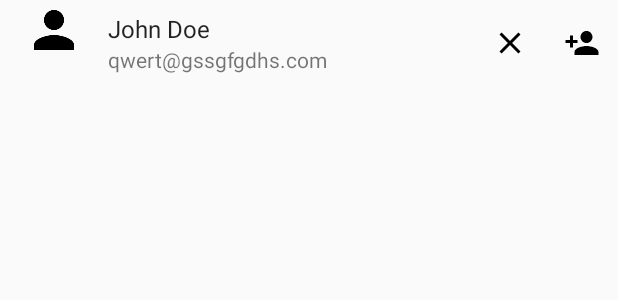
After one commit to nbmaltais/P6-WhereAreThey, an Android app: the layout item_contact_request.xml on its own in the app's theme, with its tools: preview values and no code run, on a phone screen of 412 x 824 dp. The commit adds this screen. Shown: the top 300 px of the screen. Run offline under Robolectric (Android 15) with nearby library versions, the phone set to English and light mode, and no system bars.

```diff
--- a/app/src/main/java/ca/nbsoft/whereareyou/widget/FabSnackbarBehavior.java
+++ b/app/src/main/java/ca/nbsoft/whereareyou/ui/views/FabSnackbarBehavior.java
@@ -1,4 +1,4 @@
-package ca.nbsoft.whereareyou.widget;
+package ca.nbsoft.whereareyou.ui.views;
 
 import android.animation.ValueAnimator;
 import android.content.Context;
--- a/app/src/main/java/ca/nbsoft/whereareyou/widget/FavoriteContactsWidgetConfigureActivity.java
+++ b/app/src/main/java/ca/nbsoft/whereareyou/widget/FavoriteContactsWidgetConfigureActivity.java
@@ -24,6 +24,7 @@ import butterknife.ButterKnife;
 import butterknife.OnClick;
 import ca.nbsoft.whereareyou.R;
 import ca.nbsoft.whereareyou.Utility.PreferenceUtils;
+import ca.nbsoft.whereareyou.common.ContactStatus;
 import ca.nbsoft.whereareyou.provider.contact.ContactColumns;
 import ca.nbsoft.whereareyou.provider.contact.ContactCursor;
 import ca.nbsoft.whereareyou.provider.contact.ContactSelection;
@@ -160,7 +161,7 @@ public class FavoriteContactsWidgetConfigureActivity extends Activity implements
     public Loader<Cursor> onCreateLoader(int id, Bundle args) {
         ContactSelection sel = new ContactSelection();
 
-        sel.account(mAccountName);
+        sel.account(mAccountName).and().status(ContactStatus.NONE);
         sel.orderByName();
 
         String[] projection = {ContactColumns.USERID,ContactColumns.NAME};
--- /dev/null
+++ b/app/src/main/res/drawable/ic_clear_24dp.xml
@@ -0,0 +1,9 @@
+<vector xmlns:android="http://schemas.android.com/apk/res/android"
+        android:width="24dp"
+        android:height="24dp"
+        android:viewportWidth="24.0"
+        android:viewportHeight="24.0">
+    <path
+        android:fillColor="#FF000000"
+        android:pathData="M19,6.41L17.59,5 12,10.59 6.41,5 5,6.41 10.59,12 5,17.59 6.41,19 12,13.41 17.59,19 19,17.59 13.41,12z"/>
+</vector>
--- /dev/null
+++ b/app/src/main/res/drawable/ic_person_add_24dp_black.xml
@@ -0,0 +1,9 @@
+<vector xmlns:android="http://schemas.android.com/apk/res/android"
+        android:width="24dp"
+        android:height="24dp"
+        android:viewportWidth="24.0"
+        android:viewportHeight="24.0">
+    <path
+        android:fillColor="#FF000000"
+        android:pathData="M15,12c2.21,0 4,-1.79 4,-4s-1.79,-4 -4,-4 -4,1.79 -4,4 1.79,4 4,4zm-9,-2V7H4v3H1v2h3v3h2v-3h3v-2H6zm9,4c-2.67,0 -8,1.34 -8,4v2h16v-2c0,-2.66 -5.33,-4 -8,-4z"/>
+</vector>
--- a/app/src/main/res/layout/fragment_contact_list.xml
+++ b/app/src/main/res/layout/fragment_contact_list.xml
@@ -44,7 +44,7 @@
         app:fab_addButtonColorPressed="@color/colorAccent"
         app:fab_addButtonPlusIconColor="@android:color/white"
         app:fab_labelsPosition="left"
-        app:layout_behavior="ca.nbsoft.whereareyou.widget.FabSnackbarBehavior"
+        app:layout_behavior="ca.nbsoft.whereareyou.ui.views.FabSnackbarBehavior"
         app:fab_labelStyle="@style/fab_menu_labels_style"
         >
 
--- /dev/null
+++ b/app/src/main/res/layout/item_contact_request.xml
@@ -0,0 +1,59 @@
+<?xml version="1.0" encoding="utf-8"?>
+<LinearLayout xmlns:android="http://schemas.android.com/apk/res/android"
+              xmlns:tools="http://schemas.android.com/tools"
+              android:layout_width="match_parent"
+              android:layout_height="wrap_content"
+              android:background="?android:attr/selectableItemBackground"
+              android:minHeight="@dimen/contact_item_height"
+              android:orientation="horizontal">
+
+    <ImageView
+        android:id="@+id/photo_view"
+        android:layout_width="@dimen/list_image_size"
+        android:layout_height="@dimen/list_image_size"
+        android:layout_marginLeft="@dimen/activity_horizontal_margin"
+        android:layout_marginRight="@dimen/activity_horizontal_margin"
+        android:scaleType="centerCrop"
+
+        android:src="@drawable/ic_person_black_48dp"/>
+
+    <LinearLayout
+        android:layout_width="0dp"
+        android:layout_weight="1"
+        android:layout_height="wrap_content"
+        android:orientation="vertical">
+
+        <TextView
+            android:id="@+id/name_view"
+            android:layout_width="match_parent"
+            android:layout_height="wrap_content"
+            android:layout_gravity="center_vertical"
+            android:paddingTop="@dimen/list_item_text_vertical_padding"
+            android:textAppearance="?attr/textAppearanceListItem"
+            tools:text="John Doe"/>
+
+        <TextView
+            android:id="@+id/email_view"
+            android:layout_width="match_parent"
+            android:layout_height="wrap_content"
+            android:layout_gravity="center_vertical"
+            android:paddingBottom="@dimen/list_item_text_vertical_padding"
+            tools:text="qwert@gssgfgdhs.com"/>
+    </LinearLayout>
+
+    <ImageButton
+        android:id="@+id/button_reject"
+        android:layout_width="48dp"
+        android:background="@null"
+        android:layout_height="match_parent"
+        android:src="@drawable/ic_clear_24dp"
+        />
+    <ImageButton
+        android:id="@+id/button_accept"
+        android:layout_width="48dp"
+        android:background="@null"
+        android:layout_height="match_parent"
+        android:src="@drawable/ic_person_add_24dp_black"
+        />
+
+</LinearLayout>
--- a/app/src/main/res/values/strings.xml
+++ b/app/src/main/res/values/strings.xml
@@ -73,4 +73,6 @@
 
     <string name="fab_label_pick">Pick from address book</string>
     <string name="fab_label_add">Add from email</string>
+    <string name="confirm_contact_confirmation">Accepting contact request</string>
+    <string name="refuse_contact_confirmation">Refused contact request</string>
 </resources>
```
Also changed, not shown: app/src/main/java/ca/nbsoft/whereareyou/Utility/Utils.java (+14 -1 lines), app/src/main/java/ca/nbsoft/whereareyou/ui/CancelableBackendActions.java (added, +66 -0 lines), app/src/main/java/ca/nbsoft/whereareyou/ui/contact/ContactDetailFragment.java (+5 -18 lines), app/src/main/java/ca/nbsoft/whereareyou/ui/main/ContactAdapter.java (+26 -13 lines), app/src/main/java/ca/nbsoft/whereareyou/ui/main/ContactListFragment.java (+4 -3 lines), app/src/main/java/ca/nbsoft/whereareyou/ui/views/FixedRatioImageView.java (added, +49 -0 lines), app/src/main/res/layout/layout_contact_detail.xml (+5 -3 lines), app/src/main/res/values/attrs.xml (added, +7 -0 lines).
